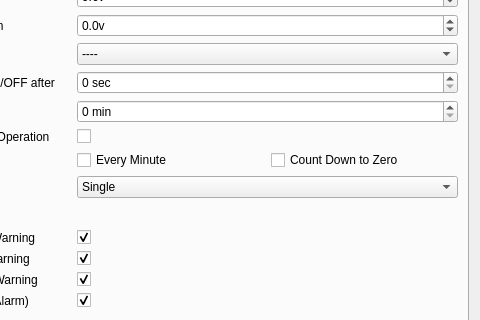
The window that src/generaledit.ui (xhorizont/eepe) describes before a commit, drawn with Qt 5; both pictures show x 117 to 597 and y 90 to 410 of the 597 by 610 pixel window.
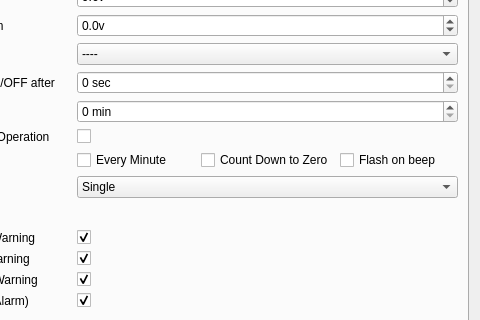
The same window after the commit. Icons and pictures are not drawn.

What changed in the file:
```diff
--- a/src/generaledit.ui
+++ b/src/generaledit.ui
@@ -404,6 +404,20 @@
            </property>
           </widget>
          </item>
+         <item>
+          <widget class="QCheckBox" name="beepFlashChkB">
+           <property name="whatsThis">
+            <string>&lt;!DOCTYPE HTML PUBLIC &quot;-//W3C//DTD HTML 4.0//EN&quot; &quot;http://www.w3.org/TR/REC-html40/strict.dtd&quot;&gt;
+&lt;html&gt;&lt;head&gt;&lt;meta name=&quot;qrichtext&quot; content=&quot;1&quot; /&gt;&lt;style type=&quot;text/css&quot;&gt;
+p, li { white-space: pre-wrap; }
+&lt;/style&gt;&lt;/head&gt;&lt;body style=&quot; font-family:'MS Shell Dlg 2'; font-size:8.25pt; font-weight:400; font-style:normal;&quot;&gt;
+&lt;p style=&quot; margin-top:0px; margin-bottom:0px; margin-left:0px; margin-right:0px; -qt-block-indent:0; text-indent:0px;&quot;&gt;&lt;span style=&quot; font-size:8pt;&quot;&gt;Flash backlight on timer  beep&lt;/span&gt;&lt;/p&gt;&lt;/body&gt;&lt;/html&gt;</string>
+           </property>
+           <property name="text">
+            <string>Flash on beep</string>
+           </property>
+          </widget>
+         </item>
         </layout>
        </item>
        <item row="8" column="0">
```
